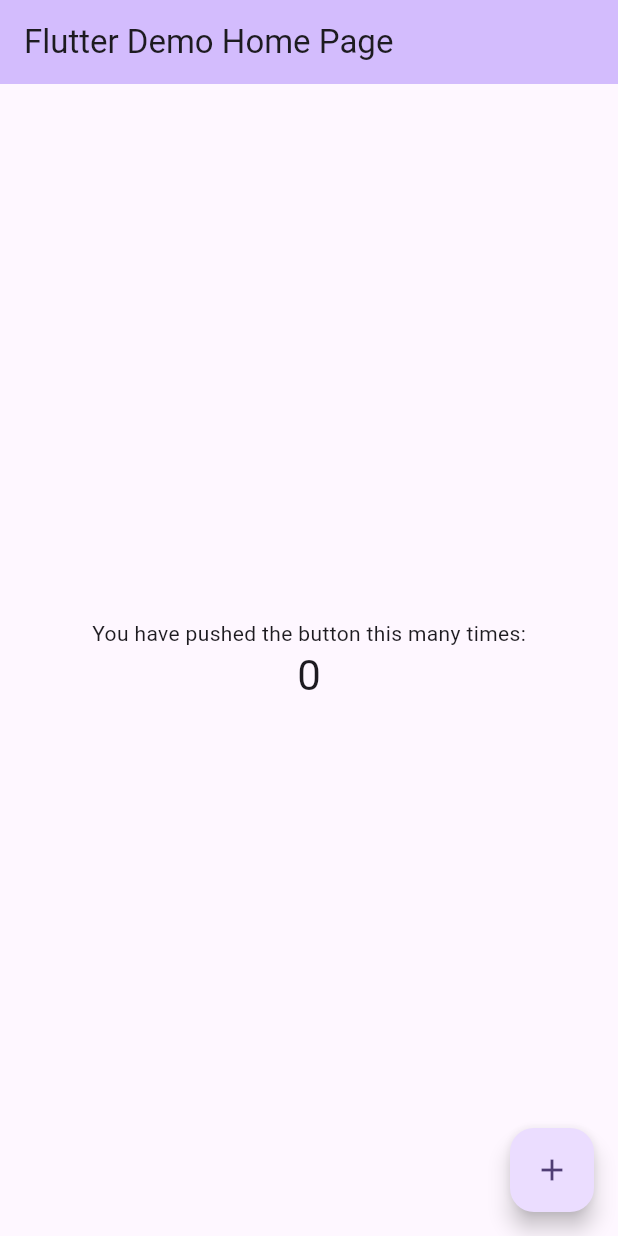
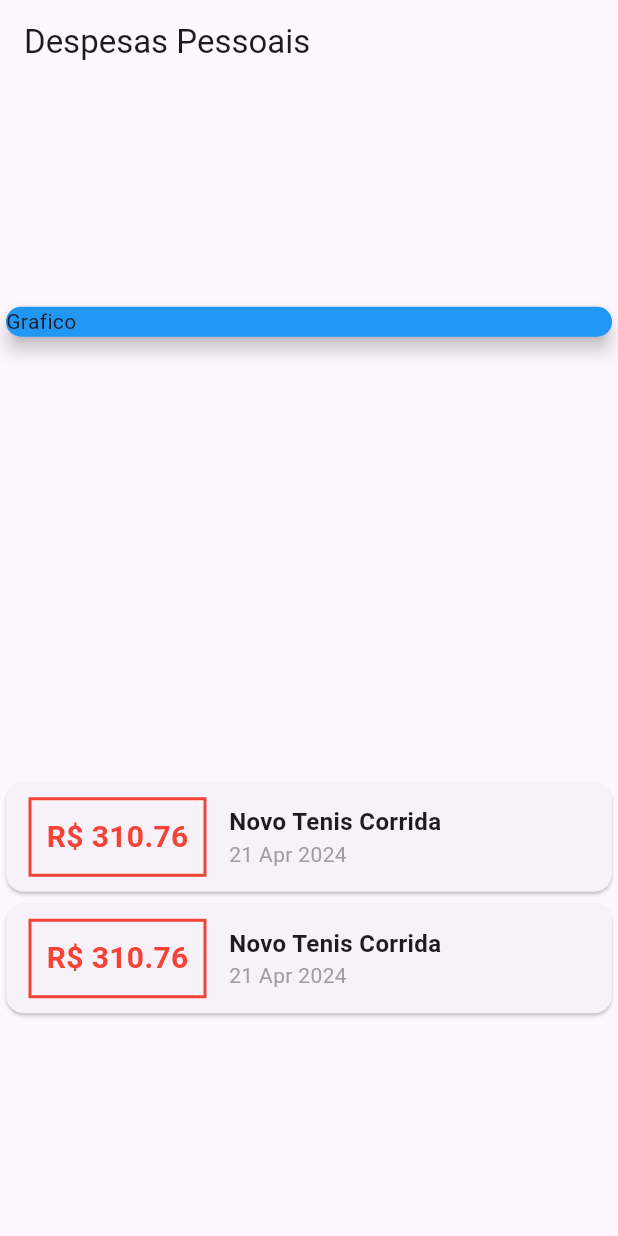
Before and after one commit to Mdrmchaves/expenses, a Flutter app: the screen it shows after launch, on a phone screen of 412 x 824 dp. Run offline on Flutter 3.47's test engine with Material 3 defaults, Android fonts, the phone set to English and light mode, and no system bars.

Commit message:
BuildBase

```diff
--- a/lib/main.dart
+++ b/lib/main.dart
@@ -1,125 +1,99 @@
+import './models/transaction.dart';
 import 'package:flutter/material.dart';
+import 'package:intl/intl.dart';
 
-void main() {
-  runApp(const MyApp());
-}
+void main() => runApp(ExpensesApp());
 
-class MyApp extends StatelessWidget {
-  const MyApp({super.key});
+class ExpensesApp extends StatelessWidget {
+  const ExpensesApp({super.key});
 
-  // This widget is the root of your application.
   @override
   Widget build(BuildContext context) {
     return MaterialApp(
-      title: 'Flutter Demo',
-      theme: ThemeData(
-        // This is the theme of your application.
-        //
-        // TRY THIS: Try running your application with "flutter run". You'll see
-        // the application has a purple toolbar. Then, without quitting the app,
-        // try changing the seedColor in the colorScheme below to Colors.green
-        // and then invoke "hot reload" (save your changes or press the "hot
-        // reload" button in a Flutter-supported IDE, or press "r" if you used
-        // the command line to start the app).
-        //
-        // Notice that the counter didn't reset back to zero; the application
-        // state is not lost during the reload. To reset the state, use hot
-        // restart instead.
-        //
-        // This works for code too, not just values: Most code changes can be
-        // tested with just a hot reload.
-        colorScheme: ColorScheme.fromSeed(seedColor: Colors.deepPurple),
-        useMaterial3: true,
-      ),
-      home: const MyHomePage(title: 'Flutter Demo Home Page'),
+      home: MyHomePage(),
     );
   }
 }
 
-class MyHomePage extends StatefulWidget {
-  const MyHomePage({super.key, required this.title});
-
-  // This widget is the home page of your application. It is stateful, meaning
-  // that it has a State object (defined below) that contains fields that affect
-  // how it looks.
-
-  // This class is the configuration for the state. It holds the values (in this
-  // case the title) provided by the parent (in this case the App widget) and
-  // used by the build method of the State. Fields in a Widget subclass are
-  // always marked "final".
-
-  final String title;
-
-  @override
-  State<MyHomePage> createState() => _MyHomePageState();
-}
-
-class _MyHomePageState extends State<MyHomePage> {
-  int _counter = 0;
-
-  void _incrementCounter() {
-    setState(() {
-      // This call to setState tells the Flutter framework that something has
-      // changed in this State, which causes it to rerun the build method below
-      // so that the display can reflect the updated values. If we changed
-      // _counter without calling setState(), then the build method would not be
-      // called again, and so nothing would appear to happen.
-      _counter++;
-    });
-  }
+class MyHomePage extends StatelessWidget {
+  MyHomePage({super.key});
+  final _transaction = [
+    Transaction(
+        id: 't1',
+        title: 'Novo Tenis Corrida',
+        value: 310.76,
+        date: DateTime.now()),
+    Transaction(
+        id: 't1',
+        title: 'Novo Tenis Corrida',
+        value: 310.76,
+        date: DateTime.now()),
+  ];
 
   @override
   Widget build(BuildContext context) {
-    // This method is rerun every time setState is called, for instance as done
-    // by the _incrementCounter method above.
-    //
-    // The Flutter framework has been optimized to make rerunning build methods
-    // fast, so that you can just rebuild anything that needs updating rather
-    // than having to individually change instances of widgets.
     return Scaffold(
-      appBar: AppBar(
-        // TRY THIS: Try changing the color here to a specific color (to
-        // Colors.amber, perhaps?) and trigger a hot reload to see the AppBar
-        // change color while the other colors stay the same.
-        backgroundColor: Theme.of(context).colorScheme.inversePrimary,
-        // Here we take the value from the MyHomePage object that was created by
-        // the App.build method, and use it to set our appbar title.
-        title: Text(widget.title),
-      ),
-      body: Center(
-        // Center is a layout widget. It takes a single child and positions it
-        // in the middle of the parent.
-        child: Column(
-          // Column is also a layout widget. It takes a list of children and
-          // arranges them vertically. By default, it sizes itself to fit its
-          // children horizontally, and tries to be as tall as its parent.
-          //
-          // Column has various properties to control how it sizes itself and
-          // how it positions its children. Here we use mainAxisAlignment to
-          // center the children vertically; the main axis here is the vertical
-          // axis because Columns are vertical (the cross axis would be
-          // horizontal).
-          //
-          // TRY THIS: Invoke "debug painting" (choose the "Toggle Debug Paint"
-          // action in the IDE, or press "p" in the console), to see the
-          // wireframe for each widget.
-          mainAxisAlignment: MainAxisAlignment.center,
-          children: <Widget>[
-            const Text(
-              'You have pushed the button this many times:',
+        appBar: AppBar(
+          title: Text('Despesas Pessoais'),
+        ),
+        body: Column(
+          mainAxisAlignment: MainAxisAlignment.spaceAround,
+          crossAxisAlignment: CrossAxisAlignment.stretch,
+          children: [
+            Container(
+              child: Card(
+                child: Text('Grafico'),
+                elevation: 5,
+                color: Colors.blue,
+              ),
             ),
-            Text(
-              '$_counter',
-              style: Theme.of(context).textTheme.headlineMedium,
+            Column(
+              children: _transaction.map((tr) {
+                return Card(
+                  child: Row(
+                    children: [
+                      Container(
+                        margin: EdgeInsets.symmetric(
+                          horizontal: 15,
+                          vertical: 10,
+                        ),
+                        decoration: BoxDecoration(
+                            border: Border.all(
+                          color: tr.value < 0 ? Colors.green : Colors.red,
+                          width: 2,
+                        )),
+                        padding: EdgeInsets.all(10),
+                        child: Text(
+                          'R\$ ${tr.value.toStringAsFixed(2)}',
+                          style: TextStyle(
+                            fontWeight: FontWeight.bold,
+                            fontSize: 20,
+                            color: tr.value < 0 ? Colors.green : Colors.red,
+                          ),
+                        ),
+                      ),
+                      Column(
+                        crossAxisAlignment: CrossAxisAlignment.start,
+                        children: [
+                          Text(
+                            tr.title,
+                            style: TextStyle(
+                              fontWeight: FontWeight.bold,
+                              fontSize: 16,
+                            ),
+                          ),
+                          Text(
+                            DateFormat('d MMM y').format(tr.date),
+                            style: TextStyle(color: Colors.grey),
+                          )
+                        ],
+                      )
+                    ],
+                  ),
+                );
+              }).toList(),
             ),
           ],
-        ),
-      ),
-      floatingActionButton: FloatingActionButton(
-        onPressed: _incrementCounter,
-        tooltip: 'Increment',
-        child: const Icon(Icons.add),
-      ), // This trailing comma makes auto-formatting nicer for build methods.
-    );
+        ));
   }
 }
--- /dev/null
+++ b/lib/models/transaction.dart
@@ -0,0 +1,13 @@
+class Transaction {
+  final String id;
+  final String title;
+  final double value;
+  final DateTime date;
+
+  Transaction({
+    required this.id,
+    required this.title,
+    required this.value,
+    required this.date,
+  });
+}
--- a/pubspec.yaml
+++ b/pubspec.yaml
@@ -30,6 +30,7 @@ environment:
 dependencies:
   flutter:
     sdk: flutter
+  intl: ^0.19.0
 
 
   # The following adds the Cupertino Icons font to your application.
```
Also changed, not shown: pubspec.lock, 1 other file.
